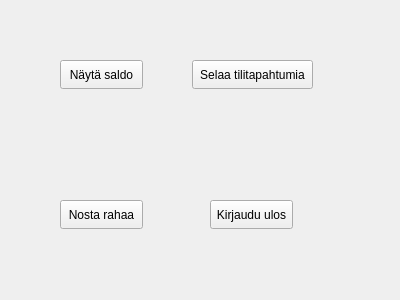
Old version of the form frontend/bankwindow.ui in the repository 22kmo-project/group_1.
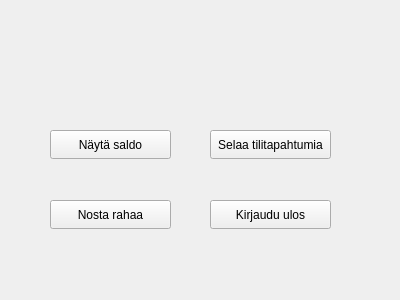
New version of the form.

Diff of the .ui file:
```diff
--- a/frontend/bankwindow.ui
+++ b/frontend/bankwindow.ui
@@ -29,9 +29,9 @@
   <widget class="QPushButton" name="saldoButton">
    <property name="geometry">
     <rect>
-     <x>60</x>
-     <y>60</y>
-     <width>83</width>
+     <x>50</x>
+     <y>130</y>
+     <width>121</width>
      <height>29</height>
     </rect>
    </property>
@@ -42,8 +42,8 @@
   <widget class="QPushButton" name="tapahtumaButton">
    <property name="geometry">
     <rect>
-     <x>192</x>
-     <y>60</y>
+     <x>210</x>
+     <y>130</y>
      <width>121</width>
      <height>29</height>
     </rect>
@@ -55,9 +55,9 @@
   <widget class="QPushButton" name="nostoButton">
    <property name="geometry">
     <rect>
-     <x>60</x>
+     <x>50</x>
      <y>200</y>
-     <width>83</width>
+     <width>121</width>
      <height>29</height>
     </rect>
    </property>
@@ -70,7 +70,7 @@
     <rect>
      <x>210</x>
      <y>200</y>
-     <width>83</width>
+     <width>121</width>
      <height>29</height>
     </rect>
    </property>
@@ -94,8 +94,8 @@
   <widget class="QLabel" name="labelOmistaja">
    <property name="geometry">
     <rect>
-     <x>150</x>
-     <y>250</y>
+     <x>160</x>
+     <y>60</y>
      <width>63</width>
      <height>20</height>
     </rect>
```
